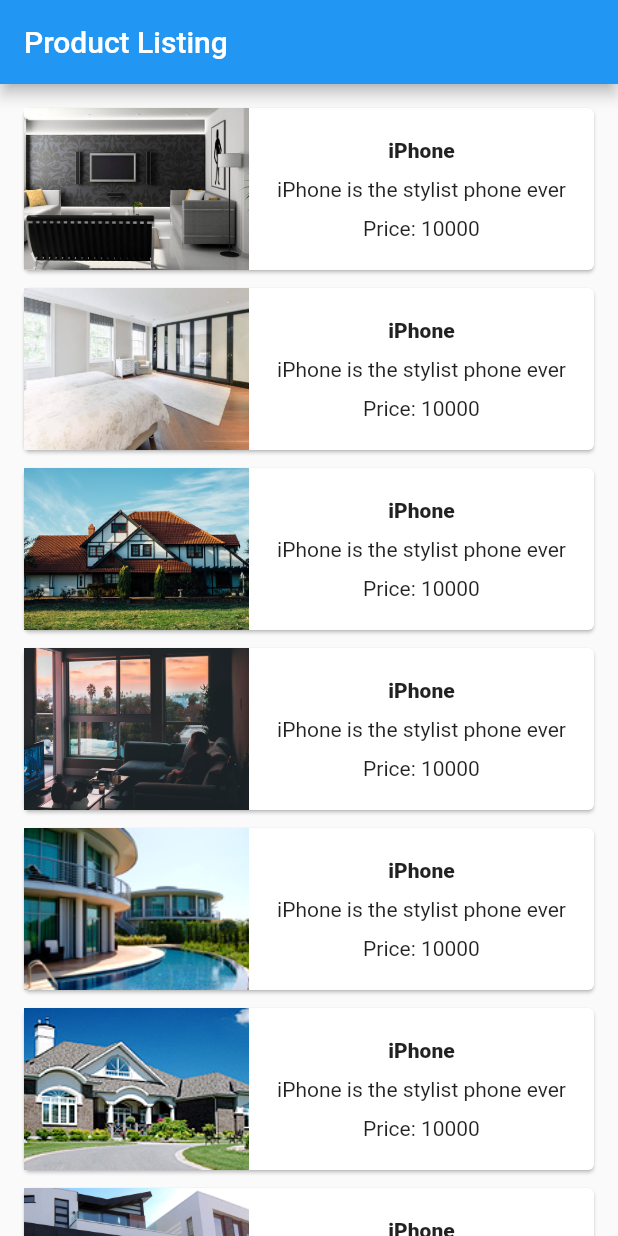
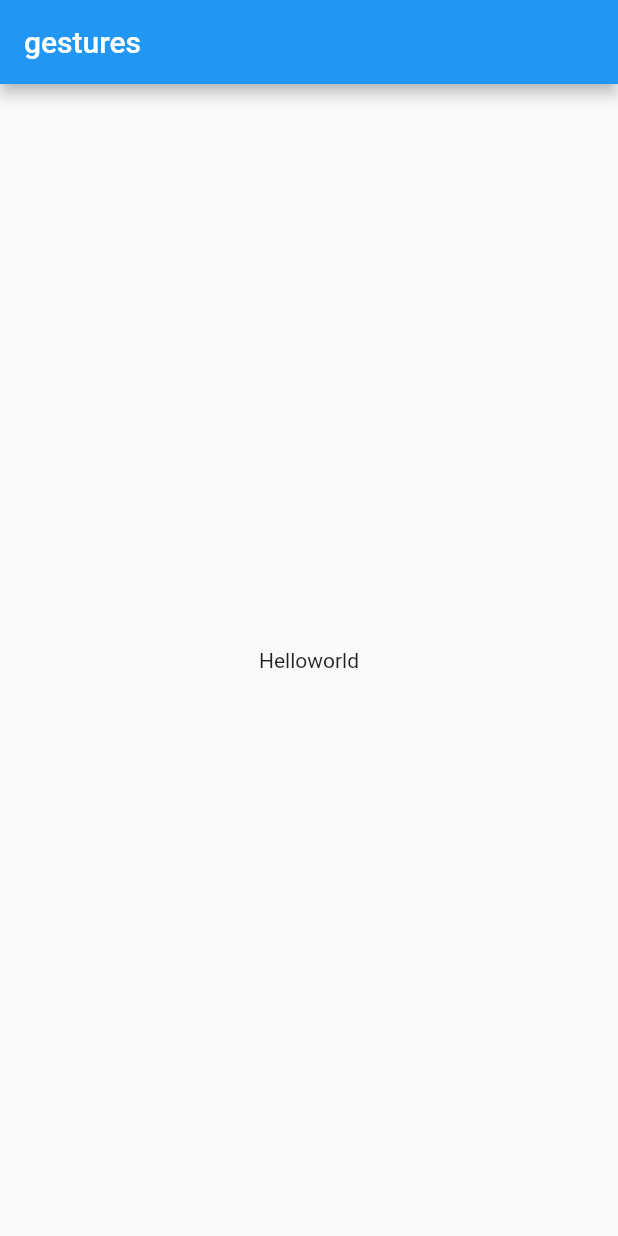
Before and after one commit to brianngeywo/mopesa-flutter, a Flutter app: the screen it shows after launch, on a phone screen of 412 x 824 dp. Run offline on Flutter 3.47's test engine with Material 2 defaults, Android fonts, the phone set to English and light mode, and no system bars.

Commit message:
gestures

```diff
--- a/lib/main.dart
+++ b/lib/main.dart
@@ -63,107 +63,38 @@ class MyApp extends StatelessWidget {
 class MyHomePage extends StatelessWidget {
   MyHomePage({Key key, this.title}) : super(key: key);
   final String title;
+
+  void _showDialog(BuildContext context) {
+    showDialog(
+        context: context,
+        builder: (BuildContext context) {
+          return AlertDialog(
+            title: new Text("Message"),
+            content: new Text("Hello world"),
+            actions: <Widget>[
+              new FlatButton(
+                child: new Text("funga hii kitu"),
+                onPressed: () {
+                  Navigator.of(context).pop();
+                },
+              ),
+            ],
+          );
+        });
+  }
+
+
   @override
   Widget build(BuildContext context) {
     return Scaffold(
-      appBar: AppBar(title: Text("Product Listing")),
-      body: ListView(
-        shrinkWrap: true,
-        padding: const EdgeInsets.fromLTRB(10.0, 10.0, 10.0, 10.0),
-        children: <Widget>[
-          ProductBox(
-            name: "iPhone",
-            description: "iPhone is the stylist phone ever",
-            price: 10000,
-            image: "1.jpg"
+        appBar: AppBar(title: Text("gestures")),
+        body: Center(
+          child: GestureDetector(
+            onTap: () {
+              _showDialog(context);
+            },
+            child: Text('Helloworld'),
           ),
-          ProductBox(
-            name: "iPhone",
-            description: "iPhone is the stylist phone ever",
-            price: 10000,
-            image: "2.jpg"
-          ),
-          ProductBox(
-            name: "iPhone",
-            description: "iPhone is the stylist phone ever",
-            price: 10000,
-            image: "3.jpg"
-          ),
-          ProductBox(
-            name: "iPhone",
-            description: "iPhone is the stylist phone ever",
-            price: 10000,
-            image: "4.jpg"
-          ),
-          ProductBox(
-            name: "iPhone",
-            description: "iPhone is the stylist phone ever",
-            price: 10000,
-            image: "5.jpg"
-          ),
-          ProductBox(
-            name: "iPhone",
-            description: "iPhone is the stylist phone ever",
-            price: 10000,
-            image: "6.jpg"
-          ),
-          ProductBox(
-            name: "iPhone",
-            description: "iPhone is the stylist phone ever",
-            price: 10000,
-            image: "7.jpg"
-          ),
-          ProductBox(
-            name: "iPhone",
-            description: "iPhone is the stylist phone ever",
-            price: 10000,
-            image: "8.jpg"
-          ),
-          ProductBox(
-            name: "iPhone",
-            description: "iPhone is the stylist phone ever",
-            price: 10000,
-            image: "9.jpg"
-          ),
-        ],
-      )
-    );
+        ));
   }
 }
-
-class ProductBox extends StatelessWidget {
-  ProductBox({Key key, this.name, this.description, this.price, this.image}) : super(key: key);
-  final String name;
-  final String description;
-  final int price;
-  final String image;
-
-  Widget build(BuildContext context) {
-    return Container(
-      padding: EdgeInsets.all(2),
-      height: 120,
-      child: Card(
-        child: Row(
-          mainAxisAlignment: MainAxisAlignment.spaceEvenly,
-          children: <Widget>[
-            Container(
-              child: Image.asset("assets/images/" + image,
-                fit: BoxFit.cover,
-                height: double.infinity,
-                width: 150,
-            )),
-            Expanded(
-              child: Container(
-                padding: EdgeInsets.all(10),
-                child: Column(
-                  mainAxisAlignment: MainAxisAlignment.spaceEvenly,
-                  children: <Widget>[
-                    Text(this.name,
-                    style: TextStyle(fontWeight: FontWeight.w800)),
-                    Text(this.description),
-                    Text("Price: " + this.price.toString()),
-                  ],
-                )))
-          ])));
-  }
-}
```
